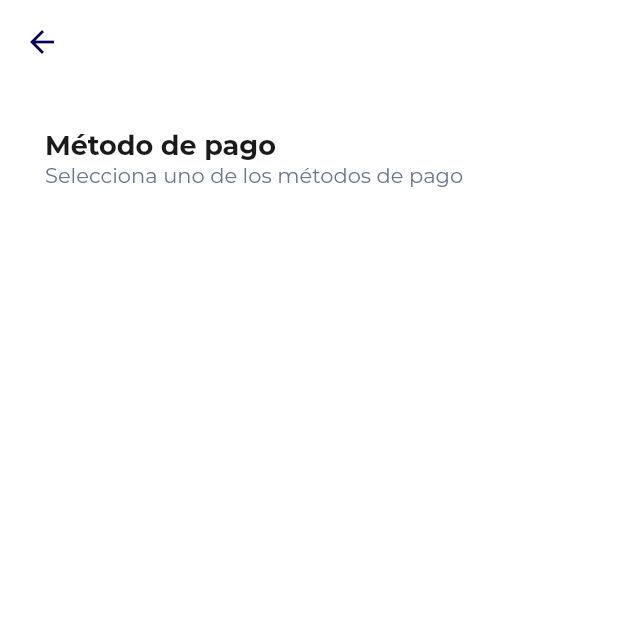
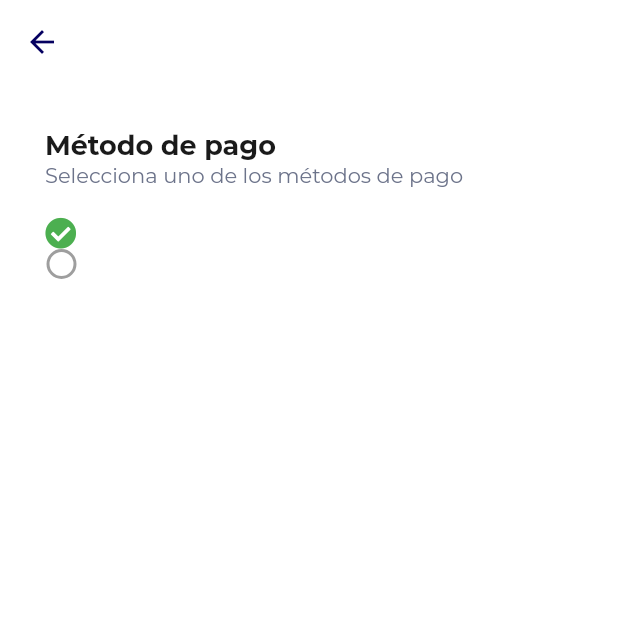
Before and after one commit to edalvb/uieco, a Flutter app: the screen it shows after launch, on a phone screen of 412 x 824 dp, the top half of it. Run offline on Flutter 3.47's test engine with Material 2 defaults, Android fonts, the phone set to English and light mode, and no system bars; our stand-ins replace font_awesome_flutter; project files that could hold a hidden picture were left out.

Commit message:
Métodos de pago 2 de 4

```diff
--- a/lib/ui/pages/payment_method.dart
+++ b/lib/ui/pages/payment_method.dart
@@ -1,4 +1,5 @@
 import 'package:flutter/material.dart';
+import 'package:font_awesome_flutter/font_awesome_flutter.dart';
 
 class PaymentMethodPage extends StatefulWidget {
   @override
@@ -6,6 +7,8 @@ class PaymentMethodPage extends StatefulWidget {
 }
 
 class _PaymentMethodPageState extends State<PaymentMethodPage> {
+  var paymentSelected = PaymentMethod.CREDIT_CARD;
+
   @override
   Widget build(BuildContext context) {
     return Scaffold(
@@ -34,9 +37,89 @@ class _PaymentMethodPageState extends State<PaymentMethodPage> {
                 color: Color(0xff6C738A),
               ),
             ),
+            SizedBox(
+              height: 20,
+            ),
+            PaymentMethodWidget(
+              title: "Tarjeta de crédito",
+              subTitle: "Pague con MasterCard o Visa",
+              value: PaymentMethod.CREDIT_CARD,
+              selectedValue: this.paymentSelected,
+              paymentCallback: (value) {
+                setState(() {
+                  this.paymentSelected = value;
+                });
+              },
+            ),
+            PaymentMethodWidget(
+              title: "Transferencia bancaria",
+              subTitle: "Pague directo desde su cuenta",
+              value: PaymentMethod.BANK,
+              selectedValue: this.paymentSelected,
+              paymentCallback: (value) {
+                setState(() {
+                  this.paymentSelected = value;
+                });
+              },
+            ),
           ],
         ),
       ),
     );
   }
 }
+
+enum PaymentMethod { CREDIT_CARD, BANK, PAYPAL, BITCOIN }
+
+typedef PaymentCallback = Function(PaymentMethod value);
+
+class PaymentMethodWidget extends StatelessWidget {
+  Widget icon;
+  String title;
+  String subTitle;
+  PaymentMethod value;
+  PaymentMethod selectedValue;
+  PaymentCallback paymentCallback;
+
+  PaymentMethodWidget(
+      {this.icon, this.title, this.subTitle, this.value, this.selectedValue, this.paymentCallback});
+
+  @override
+  Widget build(BuildContext context) {
+    return InkWell(
+      onTap: _onTap,
+      child: Row(
+        children: <Widget>[
+          getWidgetState(),
+        ],
+      ),
+    );
+  }
+
+  Widget getWidgetState() {
+    if (value == selectedValue) {
+      return Icon(
+        FontAwesomeIcons.solidCheckCircle,
+        color: Colors.green,
+        size: 21,
+      );
+    } else {
+      return Container(
+        margin: EdgeInsets.only(left: 1),
+        decoration: BoxDecoration(
+          shape: BoxShape.circle,
+          border: Border.all(
+            color: Colors.grey,
+            width: 2,
+          ),
+        ),
+        height: 20,
+        width: 20,
+      );
+    }
+  }
+
+  void _onTap() {
+    this.paymentCallback(this.value);
+  }
+}
```
